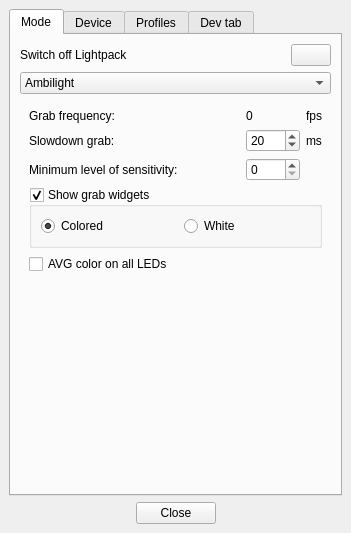
First picture: the form in Software/src/SettingsWindow.ui, repository Atarity/Lightpack, before the edit.
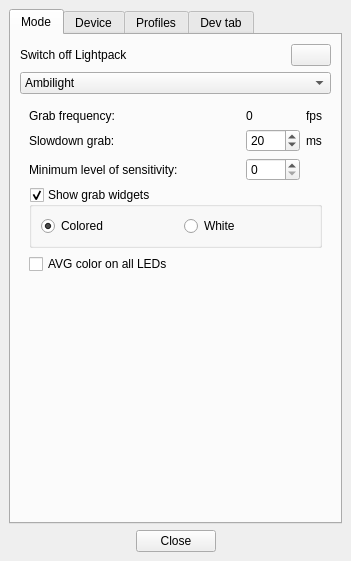
Second picture: the form after the edit. The open tabs and pages were chosen to show the change. Icons and pictures are not drawn. Custom widgets are drawn as their Qt base class.

```diff
--- a/Software/src/SettingsWindow.ui
+++ b/Software/src/SettingsWindow.ui
@@ -8,7 +8,7 @@
     <x>0</x>
     <y>0</y>
     <width>351</width>
-    <height>533</height>
+    <height>561</height>
    </rect>
   </property>
   <property name="windowTitle">
```
Left out of the diff: 4 changed lines with no effect on the pictures.
